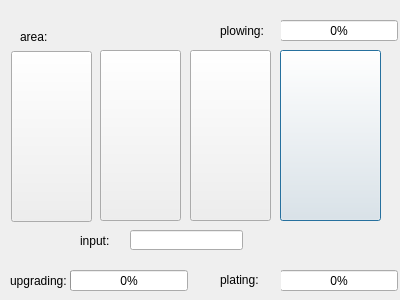
Before: the Qt Designer form dialogalfalfafield.ui in slotfi909/heyDay, drawn with Qt 5.
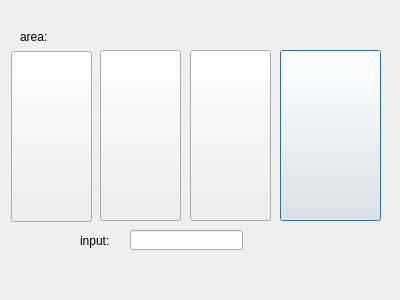
After: the same form once the commit is applied.

Commit message: removed a wrong condition in storage

Diff of the .ui file:
```diff
--- a/dialogalfalfafield.ui
+++ b/dialogalfalfafield.ui
@@ -71,93 +71,6 @@
     <string>input:</string>
    </property>
   </widget>
-  <widget class="QProgressBar" name="progressBar">
-   <property name="geometry">
-    <rect>
-     <x>280</x>
-     <y>270</y>
-     <width>118</width>
-     <height>21</height>
-    </rect>
-   </property>
-   <property name="value">
-    <number>0</number>
-   </property>
-  </widget>
-  <widget class="QLabel" name="label_4">
-   <property name="geometry">
-    <rect>
-     <x>220</x>
-     <y>270</y>
-     <width>61</width>
-     <height>20</height>
-    </rect>
-   </property>
-   <property name="autoFillBackground">
-    <bool>true</bool>
-   </property>
-   <property name="text">
-    <string>plating:</string>
-   </property>
-  </widget>
-  <widget class="QLabel" name="label_5">
-   <property name="geometry">
-    <rect>
-     <x>10</x>
-     <y>270</y>
-     <width>61</width>
-     <height>21</height>
-    </rect>
-   </property>
-   <property name="autoFillBackground">
-    <bool>true</bool>
-   </property>
-   <property name="text">
-    <string>upgrading:</string>
-   </property>
-  </widget>
-  <widget class="QProgressBar" name="progressBar_2">
-   <property name="geometry">
-    <rect>
-     <x>70</x>
-     <y>270</y>
-     <width>118</width>
-     <height>21</height>
-    </rect>
-   </property>
-   <property name="value">
-    <number>0</number>
-   </property>
-  </widget>
-  <widget class="QProgressBar" name="progressBar_3">
-   <property name="geometry">
-    <rect>
-     <x>280</x>
-     <y>20</y>
-     <width>118</width>
-     <height>21</height>
-    </rect>
-   </property>
-   <property name="value">
-    <number>0</number>
-   </property>
-  </widget>
-  <widget class="QLabel" name="label_6">
-   <property name="geometry">
-    <rect>
-     <x>220</x>
-     <y>20</y>
-     <width>61</width>
-     <height>21</height>
-    </rect>
-   </property>
-   <property name="autoFillBackground">
-    <bool>true</bool>
-   </property>
-   <property name="text">
-    <string>plowing:</string>
-   </property>
-  </widget>
   <widget class="QPushButton" name="pushButton_4">
    <property name="geometry">
     <rect>
```
The commit also changes 2 other files.
